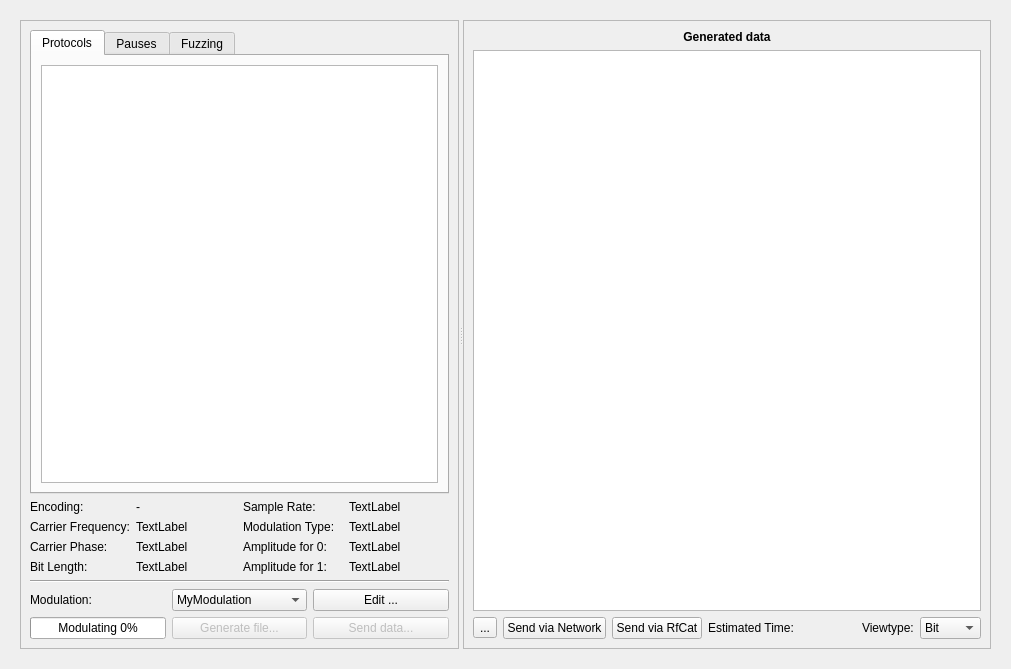
First picture: the form in ui/generator.ui, repository jopohl/urh, before the edit.
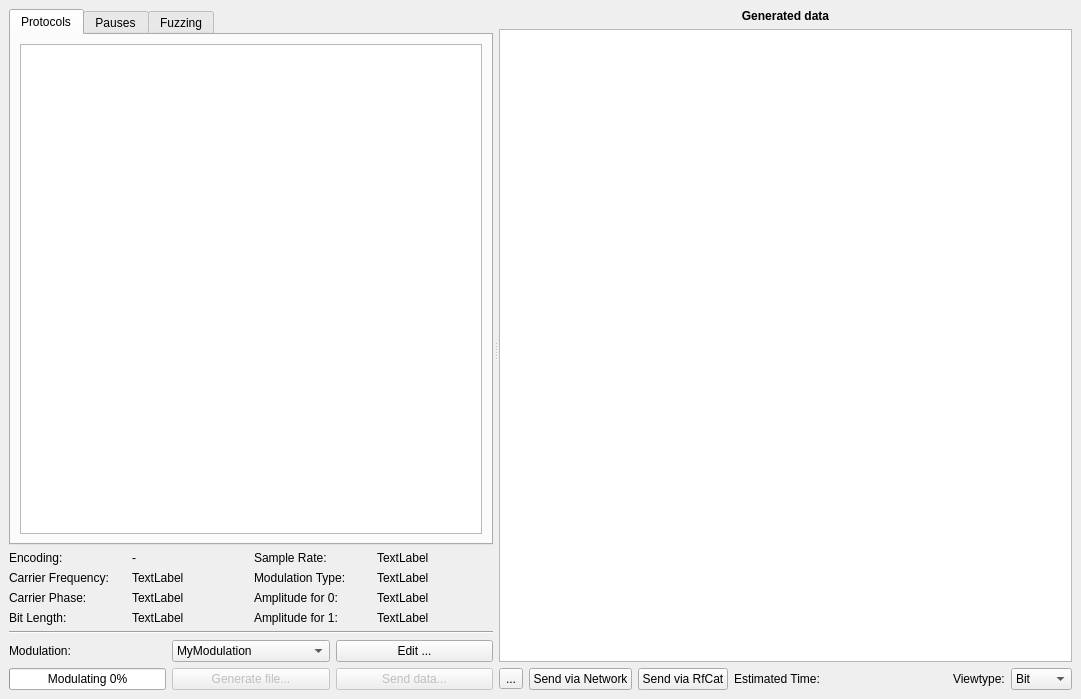
Second picture: the form after the edit. Icons and pictures are not drawn. Custom widgets are drawn as their Qt base class.

Diff of the .ui file:
```diff
--- a/ui/generator.ui
+++ b/ui/generator.ui
@@ -6,22 +6,34 @@
    <rect>
     <x>0</x>
     <y>0</y>
-    <width>1011</width>
-    <height>669</height>
+    <width>1081</width>
+    <height>699</height>
    </rect>
   </property>
   <property name="windowTitle">
    <string>Form</string>
   </property>
-  <layout class="QVBoxLayout" name="verticalLayout_2">
+  <layout class="QVBoxLayout" name="verticalLayout_3">
+   <property name="spacing">
+    <number>0</number>
+   </property>
+   <property name="leftMargin">
+    <number>0</number>
+   </property>
+   <property name="topMargin">
+    <number>0</number>
+   </property>
+   <property name="rightMargin">
+    <number>0</number>
+   </property>
+   <property name="bottomMargin">
+    <number>0</number>
+   </property>
    <item>
     <widget class="QScrollArea" name="scrollArea">
      <property name="frameShape">
       <enum>QFrame::NoFrame</enum>
      </property>
-     <property name="frameShadow">
-      <enum>QFrame::Plain</enum>
-     </property>
      <property name="widgetResizable">
       <bool>true</bool>
      </property>
@@ -30,23 +42,30 @@
        <rect>
         <x>0</x>
         <y>0</y>
-        <width>1100</width>
-        <height>637</height>
+        <width>1081</width>
+        <height>699</height>
        </rect>
       </property>
-      <layout class="QVBoxLayout" name="verticalLayout_3">
+      <layout class="QVBoxLayout" name="verticalLayout_2">
        <item>
         <widget class="QSplitter" name="splitter">
+         <property name="styleSheet">
+          <string notr="true">QSplitter::handle:horizontal {
+margin: 4px 0px;
+    background-color: qlineargradient(x1:0, y1:0, x2:0, y2:1, 
+stop:0 rgba(255, 255, 255, 0), 
+stop:0.5 rgba(100, 100, 100, 100), 
+stop:1 rgba(255, 255, 255, 0));
+image: url(:/icons/data/icons/rotated_splitter_handle.png);
+}</string>
+         </property>
          <property name="orientation">
           <enum>Qt::Horizontal</enum>
          </property>
-         <widget class="QFrame" name="frame_2">
-          <property name="frameShape">
-           <enum>QFrame::StyledPanel</enum>
-          </property>
-          <property name="frameShadow">
-           <enum>QFrame::Raised</enum>
-          </property>
+         <property name="handleWidth">
+          <number>6</number>
+         </property>
+         <widget class="QWidget" name="layoutWidget_2">
           <layout class="QVBoxLayout" name="verticalLayout">
            <item>
             <widget class="QTabWidget" name="tabWidget">
@@ -69,7 +88,7 @@
               <attribute name="title">
                <string>Protocols</string>
               </attribute>
-              <layout class="QHBoxLayout" name="horizontalLayout">
+              <layout class="QVBoxLayout" name="verticalLayout_4">
                <item>
                 <widget class="GeneratorTreeView" name="treeProtocols">
                  <property name="sizePolicy">
@@ -429,63 +448,25 @@
            </item>
           </layout>
          </widget>
-         <widget class="QFrame" name="frame">
-          <property name="frameShape">
-           <enum>QFrame::StyledPanel</enum>
-          </property>
-          <property name="frameShadow">
-           <enum>QFrame::Raised</enum>
-          </property>
-          <layout class="QGridLayout" name="gridLayout">
-           <item row="2" column="7">
-            <widget class="QLabel" name="lViewType">
-             <property name="sizePolicy">
-              <sizepolicy hsizetype="Fixed" vsizetype="Preferred">
-               <horstretch>0</horstretch>
-               <verstretch>0</verstretch>
-              </sizepolicy>
+         <widget class="QWidget" name="layoutWidget">
+          <layout class="QGridLayout" name="gridLayout_2">
+           <item row="0" column="0" colspan="7">
+            <widget class="QLabel" name="label_3">
+             <property name="font">
+              <font>
+               <weight>75</weight>
+               <bold>true</bold>
+              </font>
              </property>
              <property name="text">
-              <string>Viewtype:</string>
+              <string>Generated data</string>
              </property>
-            </widget>
-           </item>
-           <item row="2" column="6">
-            <spacer name="horizontalSpacer_3">
-             <property name="orientation">
-              <enum>Qt::Horizontal</enum>
+             <property name="alignment">
+              <set>Qt::AlignCenter</set>
              </property>
-             <property name="sizeHint" stdset="0">
-              <size>
-               <width>38</width>
-               <height>22</height>
-              </size>
-             </property>
-            </spacer>
-           </item>
-           <item row="2" column="3">
-            <widget class="QLabel" name="lEstimatedTime">
-             <property name="toolTip">
-              <string>&lt;html&gt;&lt;head/&gt;&lt;body&gt;&lt;p&gt;The estimated average time is based on the average number of bits per message and average sample rate, you set for the modulations.&lt;/p&gt;&lt;/body&gt;&lt;/html&gt;</string>
-             </property>
-             <property name="text">
-              <string>Estimated Time: </string>
-             </property>
             </widget>
            </item>
-           <item row="2" column="0">
-            <widget class="QToolButton" name="btnSave">
-             <property name="text">
-              <string>...</string>
-             </property>
-             <property name="icon">
-              <iconset theme="document-save">
-               <normaloff/>
-              </iconset>
-             </property>
-            </widget>
-           </item>
-           <item row="1" column="0" colspan="9">
+           <item row="1" column="0" colspan="7">
             <widget class="GeneratorTableView" name="tableMessages">
              <property name="acceptDrops">
               <bool>true</bool>
@@ -525,41 +506,17 @@
              </attribute>
             </widget>
            </item>
-           <item row="0" column="0" colspan="9">
-            <widget class="QLabel" name="label_3">
-             <property name="font">
-              <font>
-               <weight>75</weight>
-               <bold>true</bold>
-              </font>
-             </property>
+           <item row="2" column="0">
+            <widget class="QToolButton" name="btnSave">
              <property name="text">
-              <string>Generated data</string>
+              <string>...</string>
              </property>
-             <property name="alignment">
-              <set>Qt::AlignCenter</set>
+             <property name="icon">
+              <iconset theme="document-save">
+               <normaloff>.</normaloff>.</iconset>
              </property>
             </widget>
            </item>
-           <item row="2" column="8">
-            <widget class="QComboBox" name="cbViewType">
-             <item>
-              <property name="text">
-               <string>Bit</string>
-              </property>
-             </item>
-             <item>
-              <property name="text">
-               <string>Hex</string>
-              </property>
-             </item>
-             <item>
-              <property name="text">
-               <string>ASCII</string>
-              </property>
-             </item>
-            </widget>
-           </item>
            <item row="2" column="1">
             <widget class="QPushButton" name="btnNetworkSDRSend">
              <property name="toolTip">
@@ -593,6 +550,61 @@
              </property>
             </widget>
            </item>
+           <item row="2" column="3">
+            <widget class="QLabel" name="lEstimatedTime">
+             <property name="toolTip">
+              <string>&lt;html&gt;&lt;head/&gt;&lt;body&gt;&lt;p&gt;The estimated average time is based on the average number of bits per message and average sample rate, you set for the modulations.&lt;/p&gt;&lt;/body&gt;&lt;/html&gt;</string>
+             </property>
+             <property name="text">
+              <string>Estimated Time: </string>
+             </property>
+            </widget>
+           </item>
+           <item row="2" column="4">
+            <spacer name="horizontalSpacer_3">
+             <property name="orientation">
+              <enum>Qt::Horizontal</enum>
+             </property>
+             <property name="sizeHint" stdset="0">
+              <size>
+               <width>38</width>
+               <height>22</height>
+              </size>
+             </property>
+            </spacer>
+           </item>
+           <item row="2" column="5">
+            <widget class="QLabel" name="lViewType">
+             <property name="sizePolicy">
+              <sizepolicy hsizetype="Fixed" vsizetype="Preferred">
+               <horstretch>0</horstretch>
+               <verstretch>0</verstretch>
+              </sizepolicy>
+             </property>
+             <property name="text">
+              <string>Viewtype:</string>
+             </property>
+            </widget>
+           </item>
+           <item row="2" column="6">
+            <widget class="QComboBox" name="cbViewType">
+             <item>
+              <property name="text">
+               <string>Bit</string>
+              </property>
+             </item>
+             <item>
+              <property name="text">
+               <string>Hex</string>
+              </property>
+             </item>
+             <item>
+              <property name="text">
+               <string>ASCII</string>
+              </property>
+             </item>
+            </widget>
+           </item>
           </layout>
           <zorder>cbViewType</zorder>
           <zorder>lViewType</zorder>
```
Left out of the diff: 41 changed lines with no effect on the pictures.
